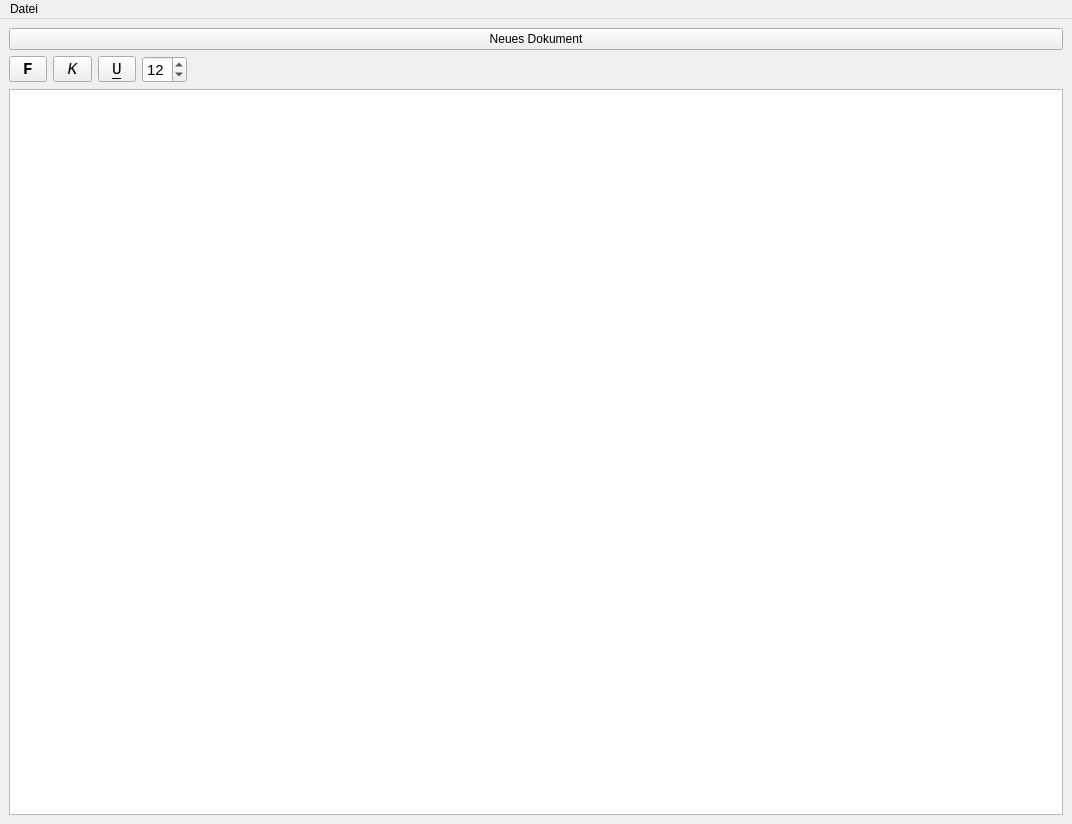
This is editor.ui in yjiang01-tgm/textEditor as Qt 5 draws it before an edit. The edited form follows.
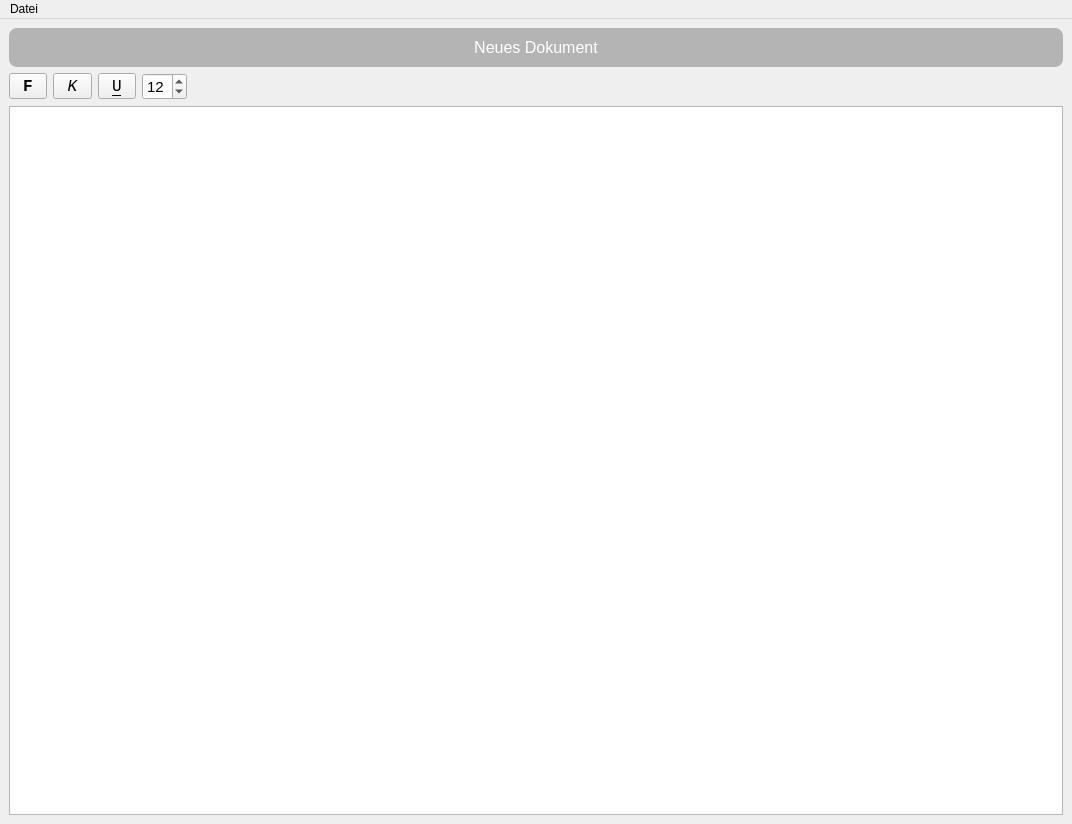
This is the edited form.

```diff
--- a/editor.ui
+++ b/editor.ui
@@ -68,6 +68,22 @@
      <layout class="QHBoxLayout" name="layoutTabs">
       <item>
        <widget class="QPushButton" name="newDocument">
+        <property name="styleSheet">
+         <string notr="true">QPushButton{                             
+    color: rgb(255, 255, 255);           
+    background-color: rgb(180, 180, 180);
+    border: none;                        
+    padding: 10px 10px;                  
+    font-size: 16px;                     
+    border-radius: 8px;                  
+}                                        
+                                         
+QPushButton:hover{                       
+    background-color: white;             
+    border: 2px solid rgb(180, 180, 180);
+    color: rgb(0, 0, 0);                 
+}                                        </string>
+        </property>
         <property name="text">
          <string>Neues Dokument</string>
         </property>
```
